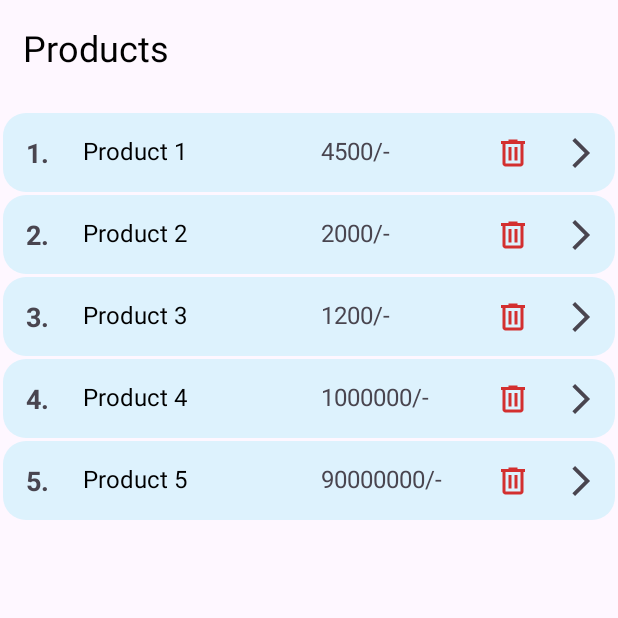
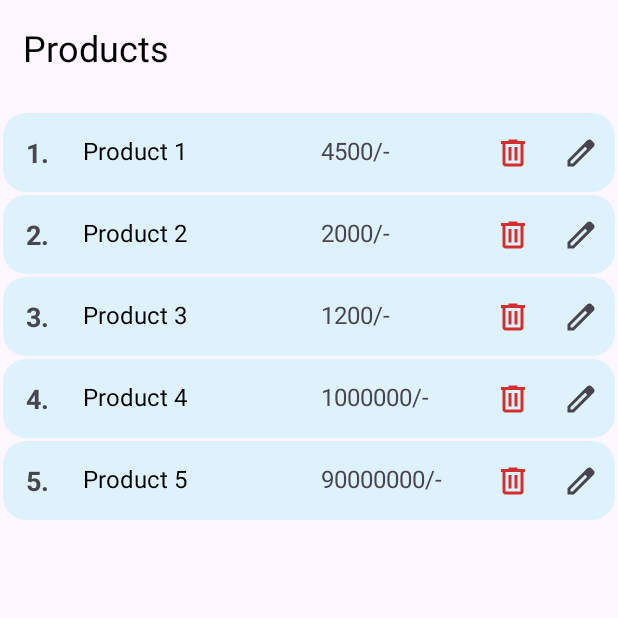
Before and after one commit to Vanshpanchal/IMS, an Android app: the fragment product placed in its activity, on a phone screen of 412 x 824 dp, the top half of it. Run offline under Robolectric (Android 15) with nearby library versions, the phone set to English and light mode, and no system bars.

Commit message:
Implemented FrontEnd Logic in Product Fragment

```diff
--- a/app/src/main/java/com/example/ims/product.kt
+++ b/app/src/main/java/com/example/ims/product.kt
@@ -1,15 +1,23 @@
 package com.example.ims
 
 import android.os.Bundle
+import android.text.Editable
 import android.util.Log
 import androidx.fragment.app.Fragment
 import android.view.LayoutInflater
 import android.view.View
 import android.view.ViewGroup
+import android.widget.Button
+import android.widget.TextView
 import androidx.recyclerview.widget.LinearLayoutManager
 import com.example.ims.databinding.FragmentDashboardBinding
 import com.example.ims.databinding.FragmentProductBinding
 import com.google.android.material.bottomsheet.BottomSheetDialog
+import com.google.android.material.button.MaterialButton
+import com.google.android.material.dialog.MaterialAlertDialogBuilder
+import com.google.android.material.dialog.MaterialDialogs
+import com.google.android.material.divider.MaterialDivider
+import com.google.android.material.textfield.TextInputEditText
 import kotlin.math.log
 
 
@@ -33,11 +41,11 @@ class product : Fragment() {
         recyclerView.layoutManager = LinearLayoutManager(requireContext())
 
         val items = listOf(
-            product_list("Product 1", "4500/-"),
-            product_list("Product 2", "2000/-"),
-            product_list("Product 3", "1200/-"),
-            product_list("Product 4", "1000000/-"),
-            product_list("Product 5", "90000000/-"),
+            product_list("Product 1", "4500/-","200"),
+            product_list("Product 2", "2000/-","120"),
+            product_list("Product 3", "1200/-","14"),
+            product_list("Product 4", "1000000/-","20"),
+            product_list("Product 5", "90000000/-","8"),
         )
 
         previewDialog = BottomSheetDialog(requireContext())
@@ -55,6 +63,9 @@ class product : Fragment() {
                 previewDialog.setCancelable(true)
                 previewDialog.setCanceledOnTouchOutside(true)
 
+                view.findViewById<TextView>(R.id.product_name).text = items[position].title
+                view.findViewById<TextView>(R.id.product_unit).text = items[position].quantity
+                view.findViewById<TextView>(R.id.product_price).text = items[position].price
             }
 
         })
@@ -62,9 +73,43 @@ class product : Fragment() {
         productAdapter.ondelete(object : product_adapter.onitemclick {
             override fun itemClickListener(position: Int) {
                 Log.d("hello", "delete itemClickListener: ${position}")
+                MaterialAlertDialogBuilder(
+                    requireContext()
+                )
+                    .setTitle("Product Delete")
+                    .setIcon(R.drawable.delete_24px)
+                    .setMessage("You want to delete ${items[position].title}?")
+                    .setPositiveButton("Yes") { dialog, which ->
+                        dialog.dismiss()
+                    }
+                    .setNegativeButton("No") { dialog, which ->
+                        dialog.dismiss()
+                    }
+                    .show();
 
             }
+        })
 
+        productAdapter.onedit(object : product_adapter.onitemclick {
+            override fun itemClickListener(position: Int) {
+                val view = LayoutInflater.from(requireActivity())
+                    .inflate(R.layout.edit_dialog, null, false)
+                val dialog = MaterialAlertDialogBuilder(
+                    requireContext()
+                )
+                    .setView(view)
+                    .create()
+                view.findViewById<TextInputEditText>(R.id.p_price).text =Editable.Factory.getInstance().newEditable(items[position].price)
+                view.findViewById<TextInputEditText>(R.id.p_name).text =Editable.Factory.getInstance().newEditable(items[position].title)
+                view.findViewById<TextInputEditText>(R.id.p_qty).text =Editable.Factory.getInstance().newEditable(items[position].quantity)
+
+
+                view.findViewById<Button>(R.id.submit_btn).setOnClickListener {
+                    Log.d("hello", "itemClickListener: ${view.findViewById<TextInputEditText>(R.id.p_price).text} ")
+                }
+
+                dialog.show()
+            }
         })
     }
 }
--- a/app/src/main/java/com/example/ims/product_adapter.kt
+++ b/app/src/main/java/com/example/ims/product_adapter.kt
@@ -11,6 +11,8 @@ class product_adapter(private val items: List<product_list>) :
     RecyclerView.Adapter<product_adapter.ProductViewHolder>() {
     lateinit var mylistener: onitemclick
     lateinit var deletelistener: onitemclick
+    lateinit var editlistener: onitemclick
+
 
     interface onitemclick {
         fun itemClickListener(position: Int)
@@ -24,7 +26,16 @@ class product_adapter(private val items: List<product_list>) :
         deletelistener = delListener
     }
 
-    class ProductViewHolder(view: View, listener: onitemclick, deletelistener: onitemclick) :
+    fun onedit(editListener: onitemclick) {
+        editlistener = editListener
+    }
+
+    class ProductViewHolder(
+        view: View,
+        listener: onitemclick,
+        deletelistener: onitemclick,
+        editlistener: onitemclick
+    ) :
         RecyclerView.ViewHolder(view) {
         val product_title: TextView = view.findViewById(R.id.p_name)
         val product_price: TextView = view.findViewById(R.id.p_price)
@@ -38,6 +49,9 @@ class product_adapter(private val items: List<product_list>) :
             view.findViewById<ImageButton>(R.id.delete).setOnClickListener {
                 deletelistener.itemClickListener(adapterPosition)
             }
+            view.findViewById<ImageButton>(R.id.open).setOnClickListener {
+                editlistener.itemClickListener(adapterPosition)
+            }
         }
     }
 
@@ -46,7 +60,7 @@ class product_adapter(private val items: List<product_list>) :
         viewType: Int
     ): product_adapter.ProductViewHolder {
         val view = LayoutInflater.from(parent.context).inflate(R.layout.rv_one, parent, false)
-        return ProductViewHolder(view, mylistener, deletelistener)
+        return ProductViewHolder(view, mylistener, deletelistener,editlistener)
     }
 
     override fun onBindViewHolder(holder: product_adapter.ProductViewHolder, position: Int) {
--- a/app/src/main/java/com/example/ims/product_list.kt
+++ b/app/src/main/java/com/example/ims/product_list.kt
@@ -1,3 +1,3 @@
 package com.example.ims
 
-data class product_list(val title: String, val price: String)
+data class product_list(val title: String, val price: String, val quantity : String)
--- /dev/null
+++ b/app/src/main/res/drawable/bg_6.xml
@@ -0,0 +1,6 @@
+<?xml version="1.0" encoding="utf-8"?>
+<shape xmlns:android="http://schemas.android.com/apk/res/android" android:shape="rectangle">
+<corners android:radius="10dp"/>
+    <solid android:color="@color/white"/>
+<!--    <padding android:left="16dp" android:top="16dp" android:right="16dp" android:bottom="16dp" />-->
+</shape>
--- /dev/null
+++ b/app/src/main/res/drawable/edit_24px.xml
@@ -0,0 +1,10 @@
+<vector xmlns:android="http://schemas.android.com/apk/res/android"
+    android:width="24dp"
+    android:height="24dp"
+    android:viewportWidth="960"
+    android:viewportHeight="960"
+    android:tint="?attr/colorControlNormal">
+  <path
+      android:fillColor="@android:color/white"
+      android:pathData="M200,760L257,760L648,369L591,312L200,703L200,760ZM120,840L120,670L648,143Q660,132 674.5,126Q689,120 705,120Q721,120 736,126Q751,132 762,144L817,200Q829,211 834.5,226Q840,241 840,256Q840,272 834.5,286.5Q829,301 817,313L290,840L120,840ZM760,256L760,256L704,200L704,200L760,256ZM619,341L591,312L591,312L648,369L648,369L619,341Z"/>
+</vector>
--- a/app/src/main/res/layout/rv_one.xml
+++ b/app/src/main/res/layout/rv_one.xml
@@ -141,7 +141,7 @@
             android:layout_weight="1"
             android:background="#00000000"
             android:contentDescription="@string/todo"
-            android:src="@drawable/arrow_forward_ios_24px" />
+            android:src="@drawable/edit_24px" />
     </LinearLayout>
 
 </androidx.constraintlayout.widget.ConstraintLayout>
--- a/app/src/main/res/values/strings.xml
+++ b/app/src/main/res/values/strings.xml
@@ -41,4 +41,8 @@
     <string name="settings">Settings</string>
     <string name="icon">icon</string>
     <string name="todo">TODO</string>
+    <string name="product_name">Product Name</string>
+    <string name="product_price">Product Price</string>
+    <string name="quantity">Quantity</string>
+    <string name="update">Update</string>
 </resources>
```
Also changed, not shown: app/src/main/res/drawable/currency_rupee_24px.xml (added, +10 -0 lines), app/src/main/res/drawable/inventory_2_24px.xml (added, +10 -0 lines), app/src/main/res/drawable/numbers_24px.xml (added, +10 -0 lines), app/src/main/res/layout/edit_dialog.xml (added, +132 -0 lines).
